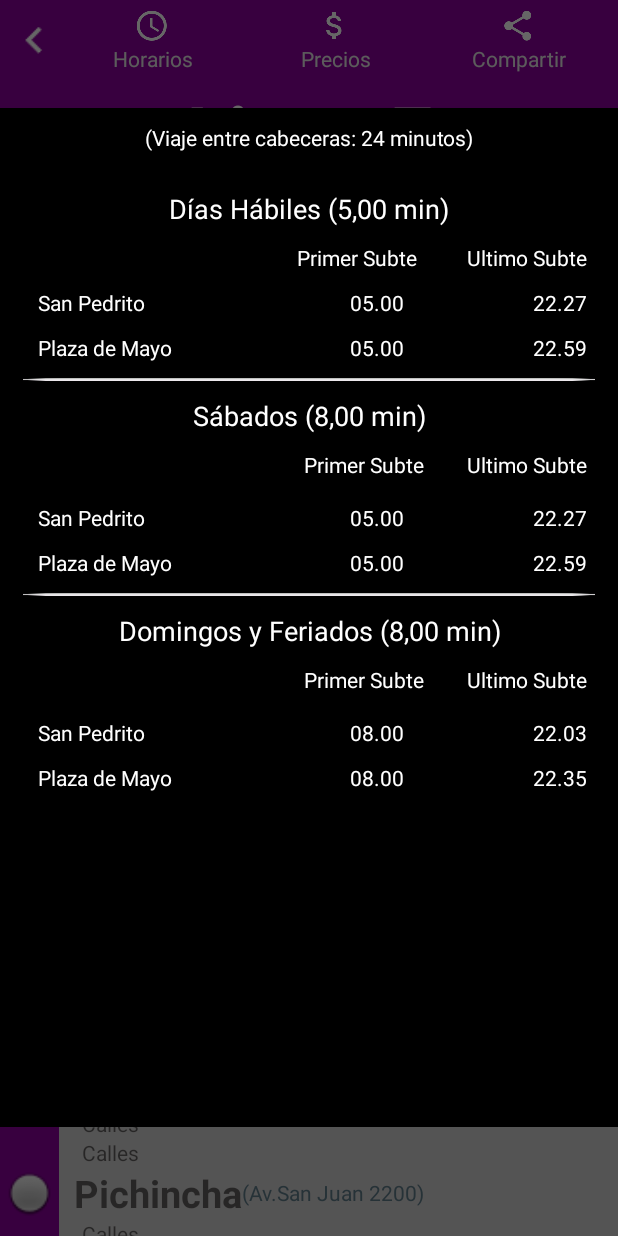
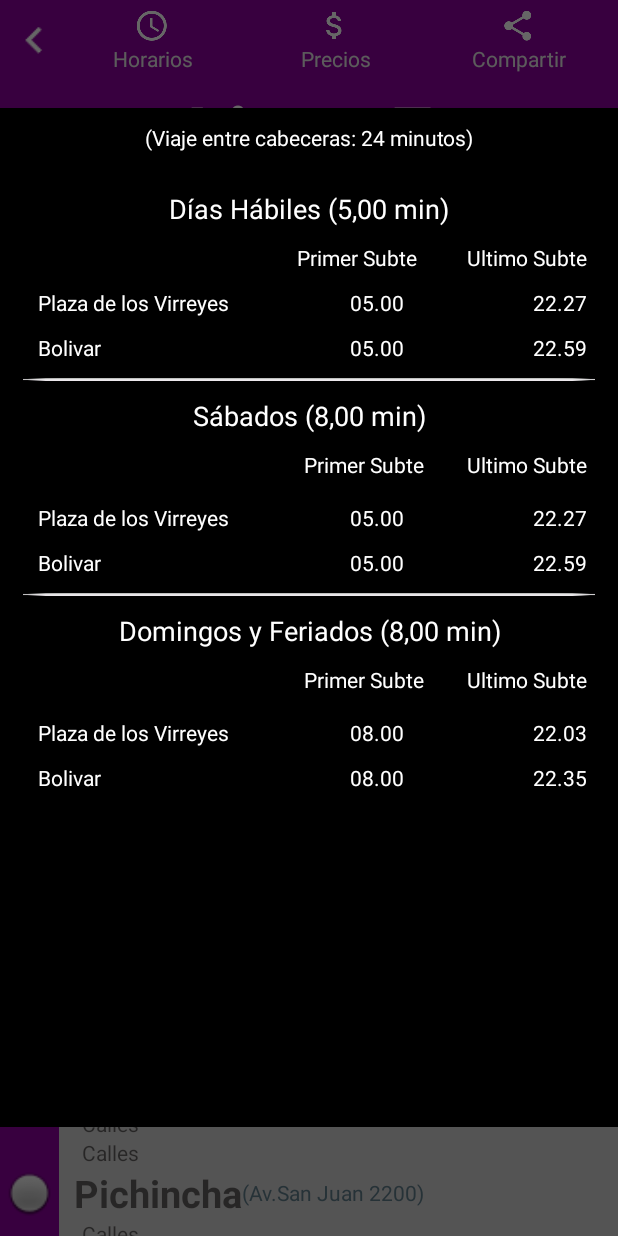
Before and after one commit to cristiansan/Subte, an Android app: the E screen opened directly, with no data from a screen before it, after a tap on "Horarios", on a phone screen of 412 x 824 dp. Run offline under Robolectric (Android 15) with nearby library versions, the light colour scheme and no system bars.

Commit message:
horarios corregidos

```diff
--- a/app/src/main/res/layout/dialog_timer_e.xml
+++ b/app/src/main/res/layout/dialog_timer_e.xml
@@ -92,7 +92,7 @@
             android:layout_width="50dp"
             android:layout_height="wrap_content"
             android:paddingStart="10dp"
-            android:text="San Pedrito"
+            android:text="Plaza de los Virreyes"
             android:textColor="#ffffff"
             android:layout_weight="3"/>
 
@@ -127,7 +127,7 @@
             android:layout_width="50dp"
             android:layout_height="wrap_content"
             android:paddingStart="10dp"
-            android:text="Plaza de Mayo"
+            android:text="Bolivar"
             android:textColor="#ffffff"
             android:layout_weight="3"/>
 
@@ -216,7 +216,7 @@
             android:layout_width="50dp"
             android:layout_height="wrap_content"
             android:paddingStart="10dp"
-            android:text="San Pedrito"
+            android:text="Plaza de los Virreyes"
             android:textColor="#ffffff"
             android:layout_weight="3"/>
 
@@ -251,7 +251,7 @@
             android:layout_width="50dp"
             android:layout_height="wrap_content"
             android:paddingStart="10dp"
-            android:text="Plaza de Mayo"
+            android:text="Bolivar"
             android:textColor="#ffffff"
             android:layout_weight="3"/>
 
@@ -340,7 +340,7 @@
             android:layout_width="50dp"
             android:layout_height="wrap_content"
             android:paddingStart="10dp"
-            android:text="San Pedrito"
+            android:text="Plaza de los Virreyes"
             android:textColor="#ffffff"
             android:layout_weight="3"/>
 
@@ -375,7 +375,7 @@
             android:layout_width="50dp"
             android:layout_height="wrap_content"
             android:paddingStart="10dp"
-            android:text="Plaza de Mayo"
+            android:text="Bolivar"
             android:textColor="#ffffff"
             android:layout_weight="3"/>
 
```
Also changed, not shown: app/src/main/res/layout/dialog_timer_h.xml (+6 -6 lines).
